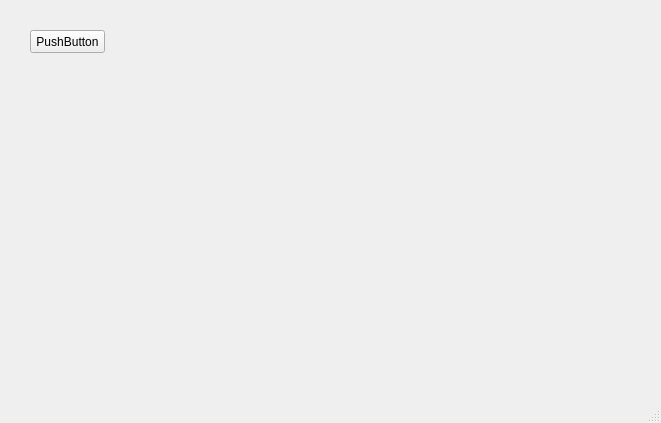
First picture: the form in src/ui-qt-yoyek/spkm/wnd_spkm_inc.ui, repository ptroja/mrrocpp, before the edit.
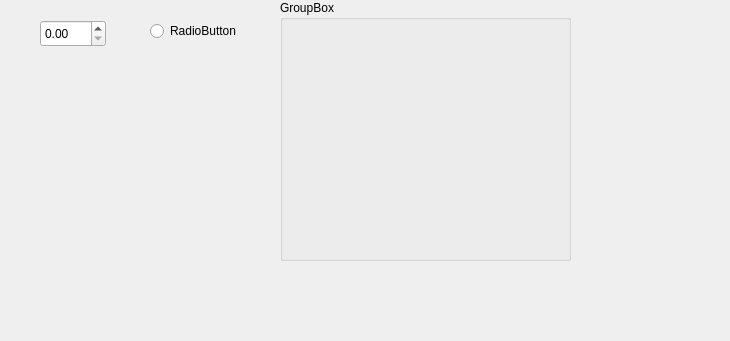
Second picture: the form after the edit.

Commit message: ui-qt spkm inc moves in progress

Patch:
```diff
--- a/src/ui-qt-yoyek/spkm/wnd_spkm_inc.ui
+++ b/src/ui-qt-yoyek/spkm/wnd_spkm_inc.ui
@@ -6,39 +6,51 @@
    <rect>
     <x>0</x>
     <y>0</y>
-    <width>661</width>
-    <height>423</height>
+    <width>730</width>
+    <height>341</height>
    </rect>
   </property>
   <property name="windowTitle">
    <string>MainWindow</string>
   </property>
   <widget class="QWidget" name="centralwidget">
-   <widget class="QPushButton" name="pushButton">
+   <widget class="QRadioButton" name="radioButton">
     <property name="geometry">
      <rect>
-      <x>30</x>
-      <y>30</y>
-      <width>75</width>
-      <height>23</height>
+      <x>150</x>
+      <y>20</y>
+      <width>117</width>
+      <height>22</height>
      </rect>
     </property>
     <property name="text">
-     <string>PushButton</string>
+     <string>RadioButton</string>
     </property>
    </widget>
-  </widget>
-  <widget class="QMenuBar" name="menubar">
+   <widget class="QDoubleSpinBox" name="doubleSpinBox">
+    <property name="geometry">
+     <rect>
+      <x>40</x>
+      <y>20</y>
+      <width>66</width>
+      <height>27</height>
+     </rect>
+    </property>
+   </widget>
+   <widget class="QGroupBox" name="groupBox">
    <property name="geometry">
     <rect>
-     <x>0</x>
+      <x>280</x>
      <y>0</y>
-     <width>661</width>
-     <height>25</height>
-    </rect>
-   </property>
-  </widget>
-  <widget class="QStatusBar" name="statusbar"/>
+      <width>291</width>
+      <height>261</height>
+     </rect>
+    </property>
+    <property name="title">
+     <string>GroupBox</string>
+    </property>
+   </widget>
+  </widget>
  </widget>
  <resources/>
  <connections/>
```
Lines whose indentation alone changed are shown as unchanged.
